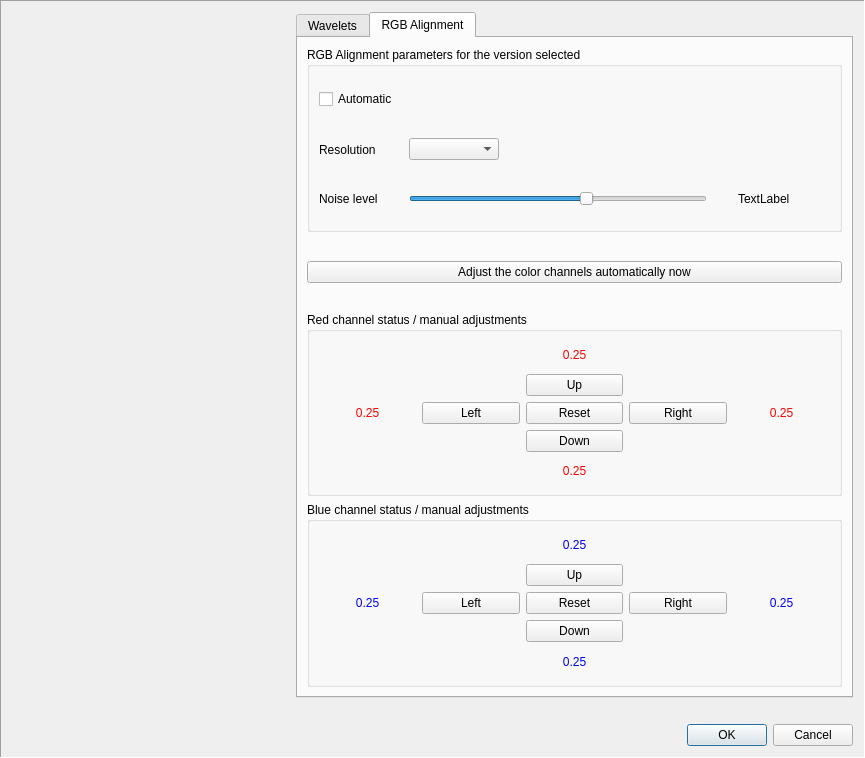
Rolf-Hempel/PlanetarySystemStacker, file planetary_system_stacker/postproc_editor_gui.ui: the form before one commit.
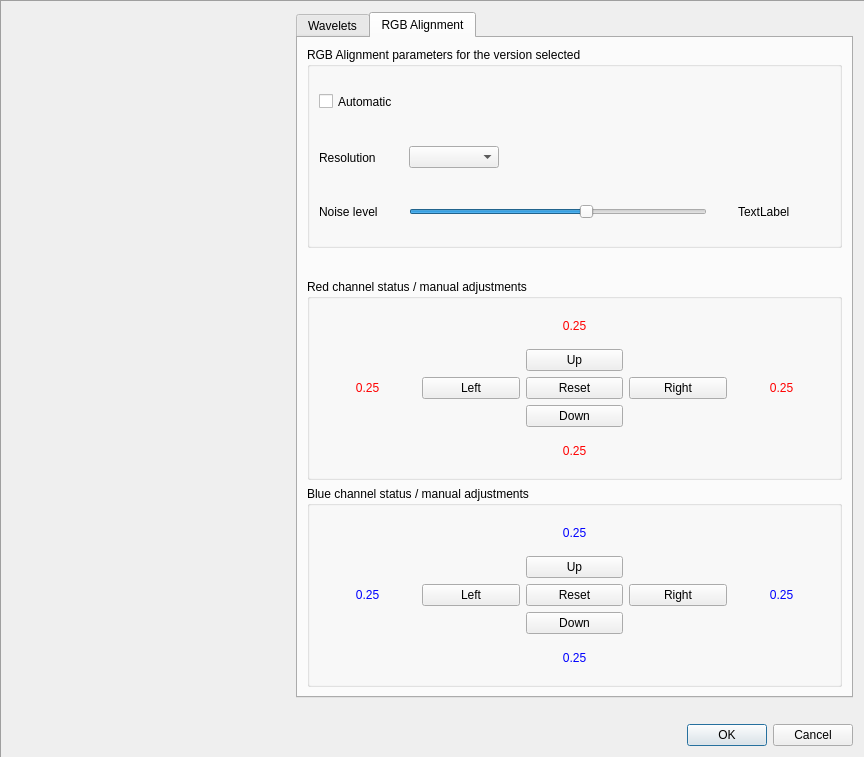
The form after the commit. The open tabs and pages were chosen to show the change.

Commit message: Gui adapted, button for automatic alignment in correction mode removed because redundant.

What changed in the file:
```diff
--- a/planetary_system_stacker/postproc_editor_gui.ui
+++ b/planetary_system_stacker/postproc_editor_gui.ui
@@ -118,7 +118,7 @@
       <attribute name="title">
        <string>RGB Alignment</string>
       </attribute>
-      <layout class="QVBoxLayout" name="verticalLayout_4" stretch="8,1,0,1,8,8">
+      <layout class="QVBoxLayout" name="verticalLayout_4" stretch="8,1,8,8">
        <item>
         <widget class="QGroupBox" name="group_general">
          <property name="title">
@@ -305,36 +305,6 @@
          </layout>
         </widget>
        </item>
-       <item>
-        <spacer name="verticalSpacer_4">
-         <property name="orientation">
-          <enum>Qt::Vertical</enum>
-         </property>
-         <property name="sizeHint" stdset="0">
-          <size>
-           <width>20</width>
-           <height>40</height>
-          </size>
-         </property>
-        </spacer>
-       </item>
-       <item>
-        <widget class="QPushButton" name="pushButton_auto_align">
-         <property name="sizePolicy">
-          <sizepolicy hsizetype="Minimum" vsizetype="Fixed">
-           <horstretch>0</horstretch>
-           <verstretch>0</verstretch>
-          </sizepolicy>
-         </property>
-         <property name="toolTip">
-          <string>Compute optimal red / blue channel shifts automatically.
-Manual corrections are still possible afterwards.</string>
-         </property>
-         <property name="text">
-          <string>Adjust the color channels automatically now</string>
-         </property>
-        </widget>
-       </item>
        <item>
         <spacer name="verticalSpacer_5">
          <property name="orientation">
```
Left out of the diff: 16 changed lines with no effect on the pictures. The commit also changes 2 other files.
